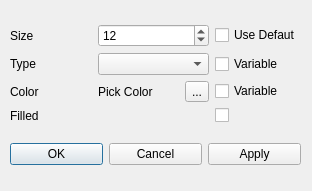
Above: RepTate/gui/markerSettings.ui from jorge-ramirez-upm/RepTate before the change. Below: the same form after it.
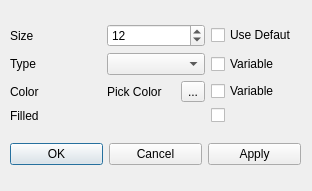
That is the form after the change. Icons and pictures are not drawn.

Commit message: bug fix in marker settings

```diff
--- a/RepTate/gui/markerSettings.ui
+++ b/RepTate/gui/markerSettings.ui
@@ -42,7 +42,7 @@
         <item>
          <widget class="QLabel" name="labelPickedColor">
           <property name="text">
-           <string>      </string>
+           <string/>
           </property>
          </widget>
         </item>
```
Left out of the diff: 2 changed lines with no effect on the pictures. The commit also changes 1 other file.
